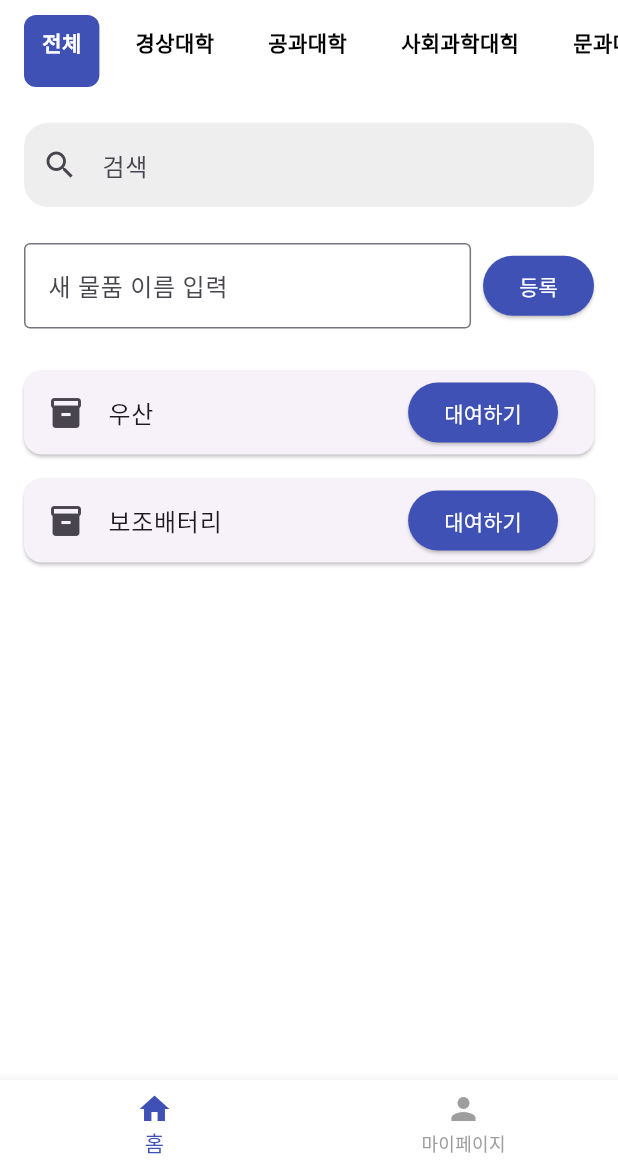
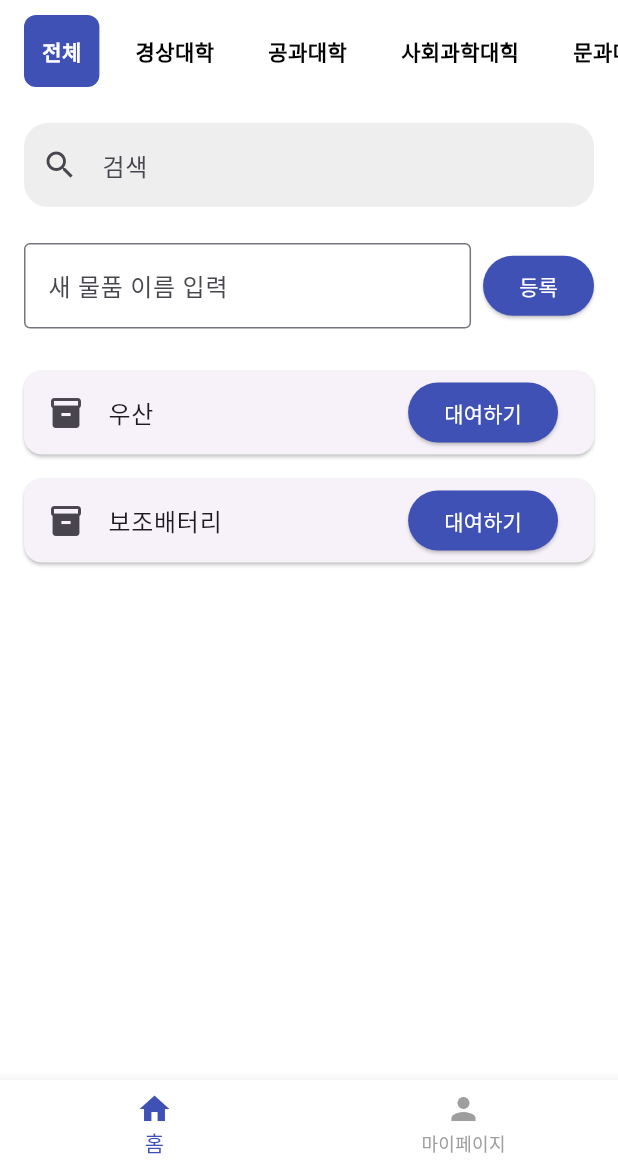
Before and after one commit to leewajin/c-box-flutter-1, a Flutter app: the RentalPage screen opened directly, on a phone screen of 412 x 824 dp, the part 69-1236 px from its top. Run offline on Flutter 3.47's test engine with Material 3 defaults, Android fonts, the phone set to English and light mode, and no system bars; missing offline and left inert: qr_code_scanner; Roboto replaces fonts that are missing (Pretendard).

Commit message:
[Disign]: 카테고리 항목 텍스트 가운데 정렬

```diff
--- a/lib/widgets/category_tab.dart
+++ b/lib/widgets/category_tab.dart
@@ -17,6 +17,7 @@ class CategoryTab extends StatelessWidget {
     return GestureDetector(
       onTap: onTap, // ✅ 탭 이벤트 연결
       child: Container(
+        alignment: Alignment.center,
         padding: const EdgeInsets.symmetric(horizontal: 12, vertical: 8),
         decoration: BoxDecoration(
           color: isSelected ? Colors.indigo : Colors.transparent,
@@ -24,6 +25,7 @@ class CategoryTab extends StatelessWidget {
         ),
         child: Text(
           title,
+          textAlign: TextAlign.center,
           style: TextStyle(
             color: isSelected ? Colors.white : Colors.black,
             fontWeight: FontWeight.bold,
```
